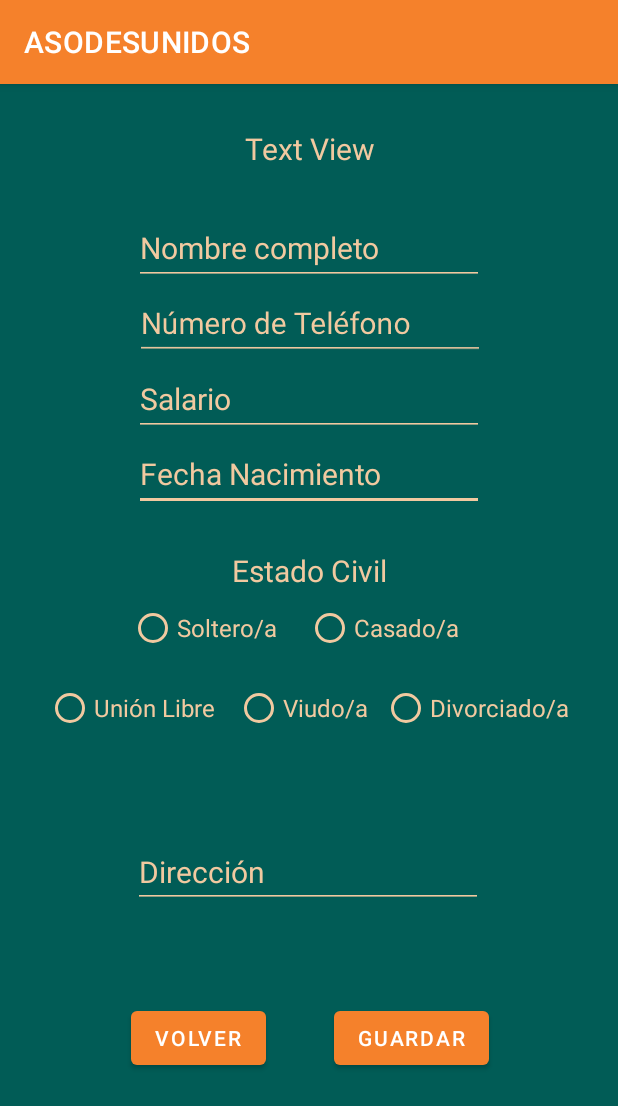
After one commit to adriansm1222/asodesunidosRep, an Android app: the InformacionPersonal screen opened directly, with no data from a screen before it, on a phone screen of 412 x 824 dp. The commit adds this screen. Shown: the top 1106 px of the screen. Run offline under Robolectric (Android 15) with nearby library versions, the light colour scheme and no system bars.

Commit message:
Info personal vista
Vista de la ventana informacion personal

```diff
--- a/ASODESUNIDOS/app/src/main/AndroidManifest.xml
+++ b/ASODESUNIDOS/app/src/main/AndroidManifest.xml
@@ -12,6 +12,9 @@
         android:theme="@style/Theme.ASODESUNIDOS"
         tools:targetApi="31">
         <activity
+            android:name=".InformacionPersonal"
+            android:exported="false" />
+        <activity
             android:name=".MainActivity"
             android:exported="true">
             <intent-filter>
--- /dev/null
+++ b/ASODESUNIDOS/app/src/main/java/com/example/asodesunidos/InformacionPersonal.java
@@ -0,0 +1,14 @@
+package com.example.asodesunidos;
+
+import androidx.appcompat.app.AppCompatActivity;
+
+import android.os.Bundle;
+
+public class InformacionPersonal extends AppCompatActivity {
+
+    @Override
+    protected void onCreate(Bundle savedInstanceState) {
+        super.onCreate(savedInstanceState);
+        setContentView(R.layout.activity_informacion_personal);
+    }
+}
--- /dev/null
+++ b/ASODESUNIDOS/app/src/main/res/layout/activity_informacion_personal.xml
@@ -0,0 +1,235 @@
+<?xml version="1.0" encoding="utf-8"?>
+<androidx.constraintlayout.widget.ConstraintLayout xmlns:android="http://schemas.android.com/apk/res/android"
+    xmlns:app="http://schemas.android.com/apk/res-auto"
+    xmlns:tools="http://schemas.android.com/tools"
+    android:id="@+id/layout"
+    android:layout_width="match_parent"
+    android:layout_height="match_parent"
+    android:background="@color/background"
+    tools:context=".InformacionPersonal">
+
+    <TextView
+        android:id="@+id/cedulaTV"
+        android:layout_width="144dp"
+        android:layout_height="32dp"
+        android:fontFamily="sans-serif"
+        android:text="@string/text_view"
+        android:textAlignment="center"
+        android:textColor="@color/text"
+        android:textSize="20sp"
+        app:layout_constraintBottom_toBottomOf="parent"
+        app:layout_constraintEnd_toEndOf="parent"
+        app:layout_constraintStart_toStartOf="parent"
+        app:layout_constraintTop_toTopOf="parent"
+        app:layout_constraintVertical_bias="0.04" />
+
+    <TextView
+        android:id="@+id/tvCivil"
+        android:layout_width="wrap_content"
+        android:layout_height="wrap_content"
+        android:text="@string/estado_civil"
+        android:textAlignment="center"
+        android:textColor="@color/text"
+        android:textSize="20sp"
+        app:layout_constraintBottom_toBottomOf="parent"
+        app:layout_constraintEnd_toEndOf="parent"
+        app:layout_constraintStart_toStartOf="parent"
+        app:layout_constraintTop_toTopOf="parent"
+        app:layout_constraintVertical_bias="0.419" />
+
+    <EditText
+        android:id="@+id/etFecha"
+        android:layout_width="wrap_content"
+        android:layout_height="50sp"
+        android:backgroundTint="@color/text"
+        android:ems="10"
+        android:hint="@string/fecha_nacimiento"
+        android:inputType="date"
+        android:paddingVertical="5sp"
+        android:textAlignment="viewStart"
+        android:textColor="@color/text"
+        android:textColorHint="@color/text"
+        android:textSize="20sp"
+        app:layout_constraintBottom_toBottomOf="parent"
+        app:layout_constraintEnd_toEndOf="parent"
+        app:layout_constraintStart_toStartOf="parent"
+        app:layout_constraintTop_toTopOf="parent"
+        app:layout_constraintVertical_bias="0.327" />
+
+    <EditText
+        android:id="@+id/etTelefono"
+        android:layout_width="wrap_content"
+        android:layout_height="50sp"
+        android:backgroundTint="@color/text"
+        android:ems="10"
+        android:hint="@string/n_mero_de_tel_fono"
+        android:inputType="phone"
+        android:paddingVertical="5sp"
+        android:rotationY="-1"
+        android:textAlignment="viewStart"
+        android:textColor="@color/text"
+        android:textColorHint="@color/text"
+        android:textSize="20sp"
+        app:layout_constraintBottom_toBottomOf="parent"
+        app:layout_constraintEnd_toEndOf="parent"
+        app:layout_constraintStart_toStartOf="parent"
+        app:layout_constraintTop_toTopOf="parent"
+        app:layout_constraintVertical_bias="0.187" />
+
+    <RadioGroup
+        android:id="@+id/rgCivil2"
+        android:layout_width="350dp"
+        android:layout_height="50dp"
+        android:orientation="horizontal"
+        app:layout_constraintBottom_toBottomOf="parent"
+        app:layout_constraintEnd_toEndOf="parent"
+        app:layout_constraintHorizontal_bias="0.491"
+        app:layout_constraintStart_toStartOf="parent"
+        app:layout_constraintTop_toTopOf="parent"
+        app:layout_constraintVertical_bias="0.546">
+
+        <RadioButton
+            android:id="@+id/rbUnion"
+            android:layout_width="126dp"
+            android:layout_height="wrap_content"
+            android:buttonTint="@color/text"
+            android:text="@string/uni_n_libre"
+            android:textColor="@color/text"
+            android:textSize="16sp" />
+
+        <RadioButton
+            android:id="@+id/rbViudo"
+            android:layout_width="108dp"
+            android:layout_height="wrap_content"
+            android:layout_weight="1"
+            android:buttonTint="@color/text"
+            android:text="@string/viudo_a"
+            android:textColor="@color/text"
+            android:textSize="16sp" />
+
+        <RadioButton
+            android:id="@+id/rbDivorciado"
+            android:layout_width="136dp"
+            android:layout_height="wrap_content"
+            android:layout_weight="1"
+            android:buttonTint="@color/text"
+            android:text="@string/divorciado_a"
+            android:textColor="@color/text"
+            android:textSize="16sp" />
+    </RadioGroup>
+
+    <RadioGroup
+        android:id="@+id/rgCivil1"
+        android:layout_width="240dp"
+        android:layout_height="50dp"
+        android:orientation="horizontal"
+        app:layout_constraintBottom_toBottomOf="parent"
+        app:layout_constraintEnd_toEndOf="parent"
+        app:layout_constraintStart_toStartOf="parent"
+        app:layout_constraintTop_toTopOf="parent"
+        app:layout_constraintVertical_bias="0.472">
+
+        <RadioButton
+            android:id="@+id/rbSoltero"
+            android:layout_width="wrap_content"
+            android:layout_height="wrap_content"
+            android:layout_weight="1"
+            android:buttonTint="@color/text"
+            android:text="@string/soltero_a"
+            android:textColor="@color/text"
+            android:textSize="16sp" />
+
+        <RadioButton
+            android:id="@+id/rbCasado"
+            android:layout_width="wrap_content"
+            android:layout_height="wrap_content"
+            android:layout_weight="1"
+            android:buttonTint="@color/text"
+            android:text="@string/casado_a"
+            android:textColor="@color/text"
+            android:textSize="16sp" />
+    </RadioGroup>
+
+    <EditText
+        android:id="@+id/etSalario"
+        android:layout_width="wrap_content"
+        android:layout_height="50sp"
+        android:backgroundTint="@color/text"
+        android:ems="10"
+        android:hint="@string/salario"
+        android:inputType="number"
+        android:paddingVertical="5sp"
+        android:textAlignment="viewStart"
+        android:textColor="@color/text"
+        android:textColorHint="@color/text"
+        android:textSize="20sp"
+        app:layout_constraintBottom_toBottomOf="parent"
+        app:layout_constraintEnd_toEndOf="parent"
+        app:layout_constraintStart_toStartOf="parent"
+        app:layout_constraintTop_toTopOf="parent"
+        app:layout_constraintVertical_bias="0.257" />
+
+    <EditText
+        android:id="@+id/etNombre"
+        android:layout_width="wrap_content"
+        android:layout_height="50sp"
+        android:backgroundTint="@color/text"
+        android:ems="10"
+        android:hint="@string/nombre_completo"
+        android:inputType="textPersonName"
+        android:paddingVertical="5sp"
+        android:textAlignment="viewStart"
+        android:textColor="@color/text"
+        android:textColorHint="@color/text"
+        android:textSize="20sp"
+        app:layout_constraintBottom_toBottomOf="parent"
+        app:layout_constraintEnd_toEndOf="parent"
+        app:layout_constraintStart_toStartOf="parent"
+        app:layout_constraintTop_toTopOf="parent"
+        app:layout_constraintVertical_bias="0.117" />
+
+    <EditText
+        android:id="@+id/etDireccion"
+        android:layout_width="wrap_content"
+        android:layout_height="wrap_content"
+        android:backgroundTint="@color/text"
+        android:ems="10"
+        android:gravity="start|top"
+        android:hint="Dirección "
+        android:inputType="textMultiLine"
+        android:textColor="@color/text"
+        android:textColorHint="@color/text"
+        android:textSize="20sp"
+        app:layout_constraintBottom_toBottomOf="parent"
+        app:layout_constraintEnd_toEndOf="parent"
+        app:layout_constraintHorizontal_bias="0.497"
+        app:layout_constraintStart_toStartOf="parent"
+        app:layout_constraintTop_toTopOf="parent"
+        app:layout_constraintVertical_bias="0.696" />
+
+    <Button
+        android:id="@+id/btnVolver"
+        android:layout_width="wrap_content"
+        android:layout_height="wrap_content"
+        android:text="@string/volver"
+        app:layout_constraintBottom_toBottomOf="parent"
+        app:layout_constraintEnd_toEndOf="parent"
+        app:layout_constraintHorizontal_bias="0.271"
+        app:layout_constraintStart_toStartOf="parent"
+        app:layout_constraintTop_toTopOf="parent"
+        app:layout_constraintVertical_bias="0.85" />
+
+    <Button
+        android:id="@+id/btnGuardar"
+        android:layout_width="wrap_content"
+        android:layout_height="wrap_content"
+        android:text="@string/guardar"
+        app:layout_constraintBottom_toBottomOf="parent"
+        app:layout_constraintEnd_toEndOf="parent"
+        app:layout_constraintHorizontal_bias="0.722"
+        app:layout_constraintStart_toStartOf="parent"
+        app:layout_constraintTop_toTopOf="parent"
+        app:layout_constraintVertical_bias="0.85" />
+
+
+</androidx.constraintlayout.widget.ConstraintLayout>
--- a/ASODESUNIDOS/app/src/main/res/values/strings.xml
+++ b/ASODESUNIDOS/app/src/main/res/values/strings.xml
@@ -1,3 +1,16 @@
 <resources>
     <string name="app_name">ASODESUNIDOS</string>
+    <string name="nombre_completo">Nombre completo</string>
+    <string name="text_view">Text View</string>
+    <string name="n_mero_de_tel_fono">Número de Teléfono</string>
+    <string name="salario">Salario</string>
+    <string name="estado_civil">Estado Civil</string>
+    <string name="uni_n_libre">Unión Libre</string>
+    <string name="viudo_a">Viudo/a</string>
+    <string name="divorciado_a">Divorciado/a</string>
+    <string name="soltero_a">Soltero/a</string>
+    <string name="casado_a">Casado/a</string>
+    <string name="volver">Volver</string>
+    <string name="guardar">Guardar</string>
+    <string name="fecha_nacimiento">Fecha Nacimiento</string>
 </resources>
```
